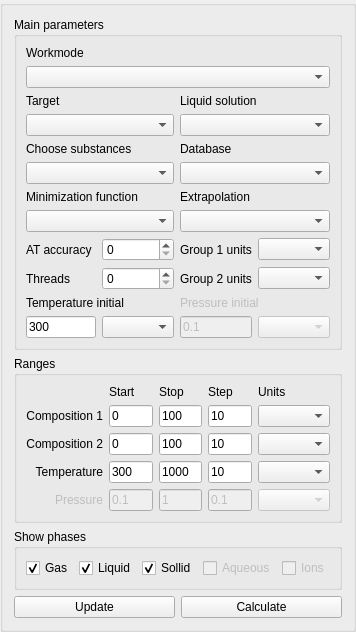
Above: src/calculationparameters.ui from alexonemore/atc before the change. Below: the same form after it.
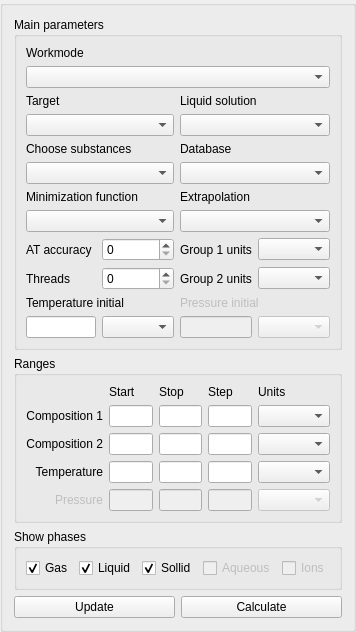
That is the form after the change.

```diff
--- a/src/calculationparameters.ui
+++ b/src/calculationparameters.ui
@@ -128,7 +128,7 @@
            </sizepolicy>
           </property>
           <property name="text">
-           <string>300</string>
+           <string/>
           </property>
          </widget>
         </item>
@@ -147,7 +147,7 @@
            </sizepolicy>
           </property>
           <property name="text">
-           <string>0.1</string>
+           <string/>
           </property>
          </widget>
         </item>
@@ -286,7 +286,7 @@
            </sizepolicy>
           </property>
           <property name="text">
-           <string>100</string>
+           <string/>
           </property>
          </widget>
         </item>
@@ -312,7 +312,7 @@
            </sizepolicy>
           </property>
           <property name="text">
-           <string>10</string>
+           <string/>
           </property>
          </widget>
         </item>
@@ -328,7 +328,7 @@
            </sizepolicy>
           </property>
           <property name="text">
-           <string>1</string>
+           <string/>
           </property>
          </widget>
         </item>
@@ -341,7 +341,7 @@
            </sizepolicy>
           </property>
           <property name="text">
-           <string>300</string>
+           <string/>
           </property>
          </widget>
         </item>
@@ -357,7 +357,7 @@
            </sizepolicy>
           </property>
           <property name="text">
-           <string>0.1</string>
+           <string/>
           </property>
          </widget>
         </item>
@@ -373,7 +373,7 @@
            </sizepolicy>
           </property>
           <property name="text">
-           <string>0.1</string>
+           <string/>
           </property>
          </widget>
         </item>
@@ -386,7 +386,7 @@
            </sizepolicy>
           </property>
           <property name="text">
-           <string>0</string>
+           <string/>
           </property>
          </widget>
         </item>
@@ -399,7 +399,7 @@
            </sizepolicy>
           </property>
           <property name="text">
-           <string>1000</string>
+           <string/>
           </property>
          </widget>
         </item>
@@ -415,7 +415,7 @@
            </sizepolicy>
           </property>
           <property name="text">
-           <string>10</string>
+           <string/>
           </property>
          </widget>
         </item>
@@ -438,7 +438,7 @@
            </sizepolicy>
           </property>
           <property name="text">
-           <string>100</string>
+           <string/>
           </property>
          </widget>
         </item>
@@ -451,7 +451,7 @@
            </sizepolicy>
           </property>
           <property name="text">
-           <string>10</string>
+           <string/>
           </property>
          </widget>
         </item>
@@ -494,7 +494,7 @@
            </sizepolicy>
           </property>
           <property name="text">
-           <string>0</string>
+           <string/>
           </property>
           <property name="frame">
            <bool>true</bool>
```
